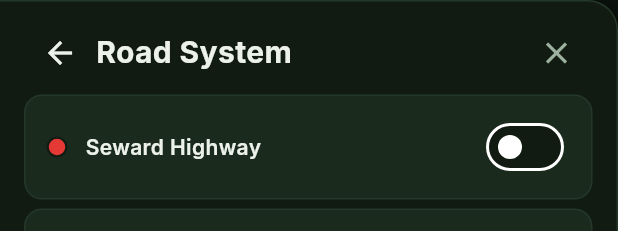
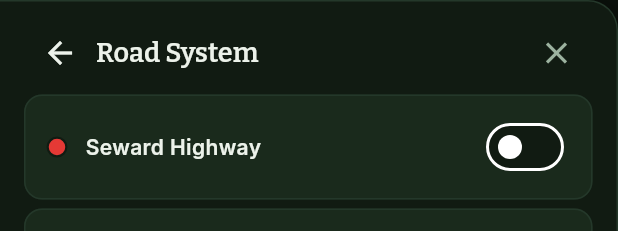
Before and after one commit to sambritch-netizen/AlaskaAtlas, a Flutter app: the _MapLayersSheet widget shown alone on an empty page, opened directly with empty values, after a tap on "🛣️", on a phone screen of 412 x 824 dp. Shown: the top 231 px of the screen. Run offline on Flutter 3.47's test engine with Material 3 defaults, Android fonts, the phone set to English and light mode, and no system bars; our stand-ins replace flutter_map, flutter_riverpod, geolocator, go_router, google_fonts, latlong2 and 1 more; missing offline and left inert: flutter_map_marker_cluster; accounts and stored records are empty; network calls fail.

Commit message:
Craft map screen: typography, brand colors, and interaction polish
- Map title bar: "Alaska Atlas" in Bitter → MudTrack 22px with map-pin
  icon prefix; gives the primary screen tab its proper display identity
- Filter panel and detail page headers: bare TextStyle(20, w700) →
  Theme headlineSmall (Bitter 18px w600) — on-brand and consistent
- Off-brand color fix: Colors.redAccent → AppColors.danger (#E25B4A)
  on both the pin-editor crosshair and the geocode search pin icon
- Filters button: GestureDetector → Material + InkWell; proper ripple
  feedback on tap, preserving the existing active state styling
- _ToggleRow: full-row tappable via Material + InkWell wrapping the
  container; tapping anywhere on the row toggles the switch

https://claude.ai/code/session_013aUMyCsZgUEsVnTLQASyYT

```diff
--- a/lib/screens/map/map_screen.dart
+++ b/lib/screens/map/map_screen.dart
@@ -581,13 +581,32 @@ class _MapScreenState extends State<MapScreen> {
                         )
                       else
                         Expanded(
-                          child: Text(
-                            'Alaska Atlas',
-                            style: Theme.of(context).textTheme.headlineSmall,
+                          child: Row(
+                            children: const [
+                              Icon(Icons.map_outlined,
+                                  color: AppColors.pine, size: 17),
+                              SizedBox(width: 8),
+                              Text(
+                                'ALASKA ATLAS',
+                                style: TextStyle(
+                                  fontFamily: 'MudTrack',
+                                  fontSize: 22,
+                                  letterSpacing: 0.5,
+                                  color: AppColors.textPrimary,
+                                  height: 1.0,
+                                ),
+                              ),
+                            ],
                           ),
                         ),
                       if (!_searchOpen) ...[
-                        GestureDetector(
+                        Material(
+                          color: _layersPanelOpen
+                              ? AppColors.pine.withValues(alpha: 0.15)
+                              : Colors.transparent,
+                          borderRadius: BorderRadius.circular(20),
+                          child: InkWell(
+                            borderRadius: BorderRadius.circular(20),
                             onTap: () => setState(() {
                               _layersPanelOpen = !_layersPanelOpen;
                               if (_layersPanelOpen) _closeSearch();
@@ -596,9 +615,6 @@ class _MapScreenState extends State<MapScreen> {
                               padding: const EdgeInsets.symmetric(
                                   horizontal: 10, vertical: 6),
                               decoration: BoxDecoration(
-                              color: _layersPanelOpen
-                                  ? AppColors.pine.withValues(alpha: 0.15)
-                                  : Colors.transparent,
                                 borderRadius: BorderRadius.circular(20),
                                 border: Border.all(
                                   color: _layersPanelOpen
@@ -628,6 +644,7 @@ class _MapScreenState extends State<MapScreen> {
                                     ),
                                   ),
                                 ],
+                              ),
                             ),
                           ),
                         ),
@@ -825,7 +842,7 @@ class _MapScreenState extends State<MapScreen> {
                   child: Icon(
                     Icons.location_on,
                     size: 44,
-                    color: Colors.redAccent,
+                    color: AppColors.danger,
                     shadows: [Shadow(color: Colors.black54, blurRadius: 6)],
                   ),
                 ),
@@ -1113,7 +1130,7 @@ class _SearchPin extends StatelessWidget {
               ),
             ),
           ),
-          const Icon(Icons.location_on, size: 34, color: Colors.redAccent),
+          const Icon(Icons.location_on, size: 34, color: AppColors.danger),
         ],
       ),
     );
@@ -1387,14 +1404,12 @@ class _MapLayersSheetState extends State<_MapLayersSheet> {
       children: [
         Row(
           children: [
-            const Expanded(
+            Expanded(
               child: Padding(
-                padding: EdgeInsets.symmetric(vertical: 6),
+                padding: const EdgeInsets.symmetric(vertical: 6),
                 child: Text(
                   'Filters',
-                  style: TextStyle(
-                    fontSize: 20,
-                    fontWeight: FontWeight.w700,
+                  style: Theme.of(context).textTheme.headlineSmall?.copyWith(
                     color: AppColors.textPrimary,
                   ),
                 ),
@@ -1612,9 +1627,7 @@ class _MapLayersSheetState extends State<_MapLayersSheet> {
             Expanded(
               child: Text(
                 title,
-                style: const TextStyle(
-                  fontSize: 20,
-                  fontWeight: FontWeight.w700,
+                style: Theme.of(context).textTheme.headlineSmall?.copyWith(
                   color: AppColors.textPrimary,
                 ),
               ),
@@ -1723,11 +1736,17 @@ class _ToggleRow extends StatelessWidget {
 
   @override
   Widget build(BuildContext context) {
-    return Container(
-      margin: const EdgeInsets.only(bottom: 6),
+    return Padding(
+      padding: const EdgeInsets.only(bottom: 6),
+      child: Material(
+        color: AppColors.surfaceElevated,
+        borderRadius: BorderRadius.circular(12),
+        child: InkWell(
+          borderRadius: BorderRadius.circular(12),
+          onTap: () => data.onChanged(!data.value),
+          child: Container(
             padding: const EdgeInsets.symmetric(horizontal: 14, vertical: 10),
             decoration: BoxDecoration(
-        color: AppColors.surfaceElevated,
               borderRadius: BorderRadius.circular(12),
               border: Border.all(color: AppColors.border),
             ),
@@ -1763,6 +1782,9 @@ class _ToggleRow extends StatelessWidget {
                 ),
               ],
             ),
+          ),
+        ),
+      ),
     );
   }
 }
```
Lines whose indentation alone changed are shown as unchanged.
